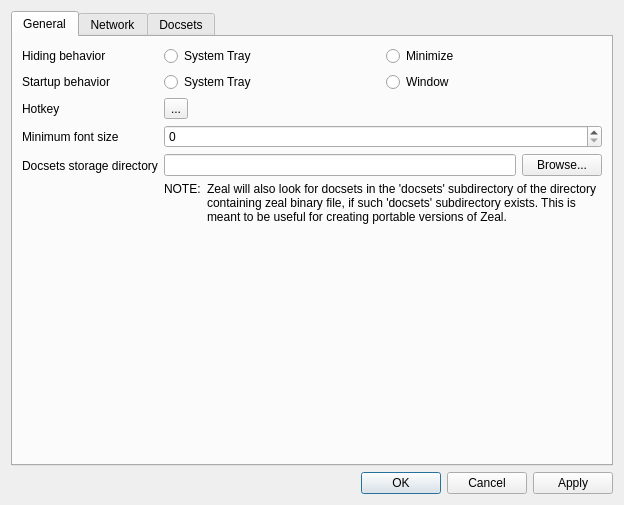
The window that zeal/ui/forms/settingsdialog.ui (zealdocs/zeal) describes before a commit, drawn with Qt 5.
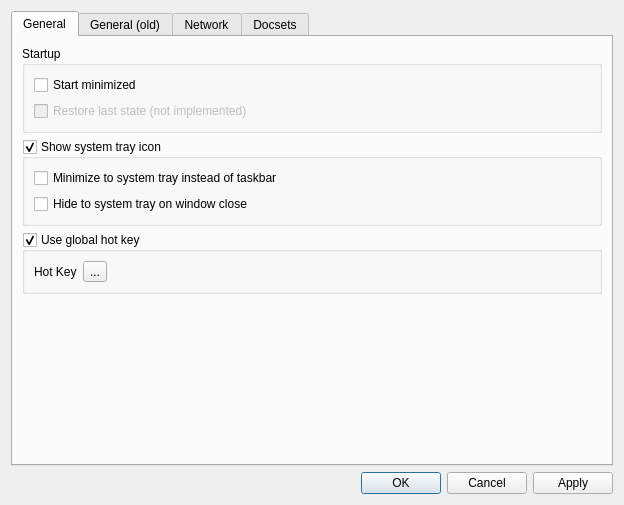
The same window after the commit. Custom widgets are drawn as their Qt base class.

Commit message:
Partially redo General tab in settings dialog
This also includes change of many settings parameters and their
behaviours.

```diff
--- a/zeal/ui/forms/settingsdialog.ui
+++ b/zeal/ui/forms/settingsdialog.ui
@@ -19,101 +19,135 @@
      <property name="currentIndex">
       <number>0</number>
      </property>
-     <widget class="QWidget" name="tab_3">
+     <widget class="QWidget" name="generalTab">
       <attribute name="title">
        <string>General</string>
       </attribute>
+      <layout class="QVBoxLayout" name="verticalLayout_7">
+       <item>
+        <widget class="QGroupBox" name="groupBox_3">
+         <property name="title">
+          <string>Startup</string>
+         </property>
+         <layout class="QVBoxLayout" name="verticalLayout_9">
+          <item>
+           <widget class="QCheckBox" name="startMinimizedCheckBox">
+            <property name="text">
+             <string>Start minimized</string>
+            </property>
+           </widget>
+          </item>
+          <item>
+           <widget class="QCheckBox" name="restoreLastStateCheckBox">
+            <property name="enabled">
+             <bool>false</bool>
+            </property>
+            <property name="text">
+             <string>Restore last state (not implemented)</string>
+            </property>
+           </widget>
+          </item>
+         </layout>
+        </widget>
+       </item>
+       <item>
+        <widget class="QGroupBox" name="systrayGroupBox">
+         <property name="title">
+          <string>Show system tray icon</string>
+         </property>
+         <property name="checkable">
+          <bool>true</bool>
+         </property>
+         <layout class="QVBoxLayout" name="verticalLayout_8">
+          <item>
+           <widget class="QCheckBox" name="minimizeToSystrayCheckBox">
+            <property name="text">
+             <string>Minimize to system tray instead of taskbar</string>
+            </property>
+           </widget>
+          </item>
+          <item>
+           <widget class="QCheckBox" name="hideToSystrayCheckBox">
+            <property name="text">
+             <string>Hide to system tray on window close</string>
+            </property>
+           </widget>
+          </item>
+         </layout>
+        </widget>
+       </item>
+       <item>
+        <widget class="QGroupBox" name="globalHotKeyGroupBox">
+         <property name="title">
+          <string>Use global hot key</string>
+         </property>
+         <property name="checkable">
+          <bool>true</bool>
+         </property>
+         <layout class="QFormLayout" name="formLayout_2">
+          <property name="fieldGrowthPolicy">
+           <enum>QFormLayout::AllNonFixedFieldsGrow</enum>
+          </property>
+          <item row="0" column="0">
+           <widget class="QLabel" name="label_9">
+            <property name="text">
+             <string>Hot Key</string>
+            </property>
+           </widget>
+          </item>
+          <item row="0" column="1">
+           <widget class="RazorShortcutButton" name="toolButton">
+            <property name="text">
+             <string>...</string>
+            </property>
+           </widget>
+          </item>
+         </layout>
+        </widget>
+       </item>
+       <item>
+        <spacer name="verticalSpacer">
+         <property name="orientation">
+          <enum>Qt::Vertical</enum>
+         </property>
+         <property name="sizeHint" stdset="0">
+          <size>
+           <width>20</width>
+           <height>40</height>
+          </size>
+         </property>
+        </spacer>
+       </item>
+      </layout>
+     </widget>
+     <widget class="QWidget" name="tab_3">
+      <attribute name="title">
+       <string>General (old)</string>
+      </attribute>
       <layout class="QGridLayout" name="gridLayout">
        <item row="0" column="0">
         <layout class="QFormLayout" name="formLayout">
+         <property name="fieldGrowthPolicy">
+          <enum>QFormLayout::AllNonFixedFieldsGrow</enum>
+         </property>
          <item row="1" column="0">
-          <widget class="QLabel" name="label_3">
-           <property name="text">
-            <string>Hiding behavior</string>
-           </property>
-          </widget>
-         </item>
-         <item row="1" column="1">
-          <layout class="QHBoxLayout" name="horizontalLayout_2">
-           <item>
-            <widget class="QRadioButton" name="radioSysTray">
-             <property name="text">
-              <string>System Tray</string>
-             </property>
-             <attribute name="buttonGroup">
-              <string notr="true">hidingBehavior</string>
-             </attribute>
-            </widget>
-           </item>
-           <item>
-            <widget class="QRadioButton" name="radioMinimize">
-             <property name="text">
-              <string>Minimize</string>
-             </property>
-             <attribute name="buttonGroup">
-              <string notr="true">hidingBehavior</string>
-             </attribute>
-            </widget>
-           </item>
-          </layout>
-         </item>
-         <item row="2" column="0">
-          <widget class="QLabel" name="label_8">
-           <property name="text">
-            <string>Startup behavior</string>
-           </property>
-          </widget>
-         </item>
-         <item row="2" column="1">
-          <layout class="QHBoxLayout" name="horizontalLayout_6">
-           <item>
-            <widget class="QRadioButton" name="radioStartTray">
-             <property name="text">
-              <string>System Tray</string>
-             </property>
-            </widget>
-           </item>
-           <item>
-            <widget class="QRadioButton" name="radioStartMax">
-             <property name="text">
-              <string>Window</string>
-             </property>
-            </widget>
-           </item>
-          </layout>
-         </item>
-         <item row="3" column="0">
-          <widget class="QLabel" name="label">
-           <property name="text">
-            <string>Hotkey</string>
-           </property>
-          </widget>
-         </item>
-         <item row="3" column="1">
-          <widget class="RazorShortcutButton" name="toolButton">
-           <property name="text">
-            <string>...</string>
-           </property>
-          </widget>
-         </item>
-         <item row="4" column="0">
           <widget class="QLabel" name="label_2">
            <property name="text">
             <string>Minimum font size</string>
            </property>
           </widget>
          </item>
-         <item row="4" column="1">
+         <item row="1" column="1">
           <widget class="QSpinBox" name="minFontSize"/>
          </item>
-         <item row="5" column="0">
+         <item row="2" column="0">
           <widget class="QLabel" name="label_5">
            <property name="text">
             <string>Docsets storage directory</string>
            </property>
           </widget>
          </item>
-         <item row="5" column="1">
+         <item row="2" column="1">
           <layout class="QVBoxLayout" name="verticalLayout_4">
            <item>
             <layout class="QHBoxLayout" name="horizontalLayout_3">
```
Left out of the diff: 3 changed lines with no effect on the pictures. The commit also changes 2 other files.
